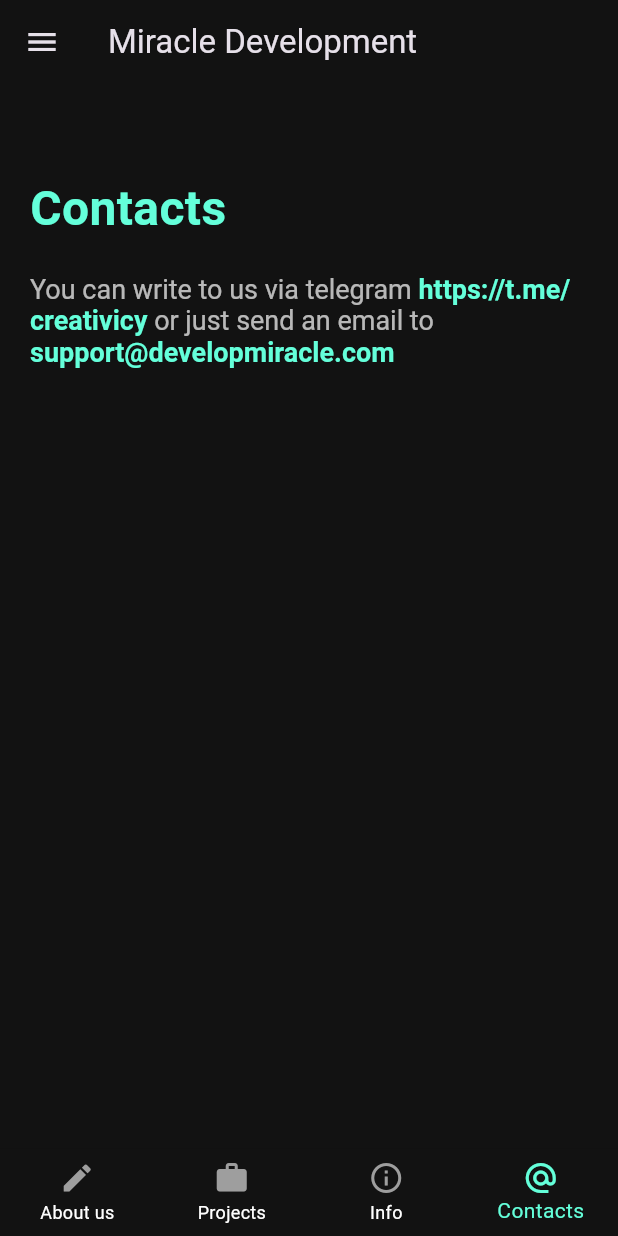
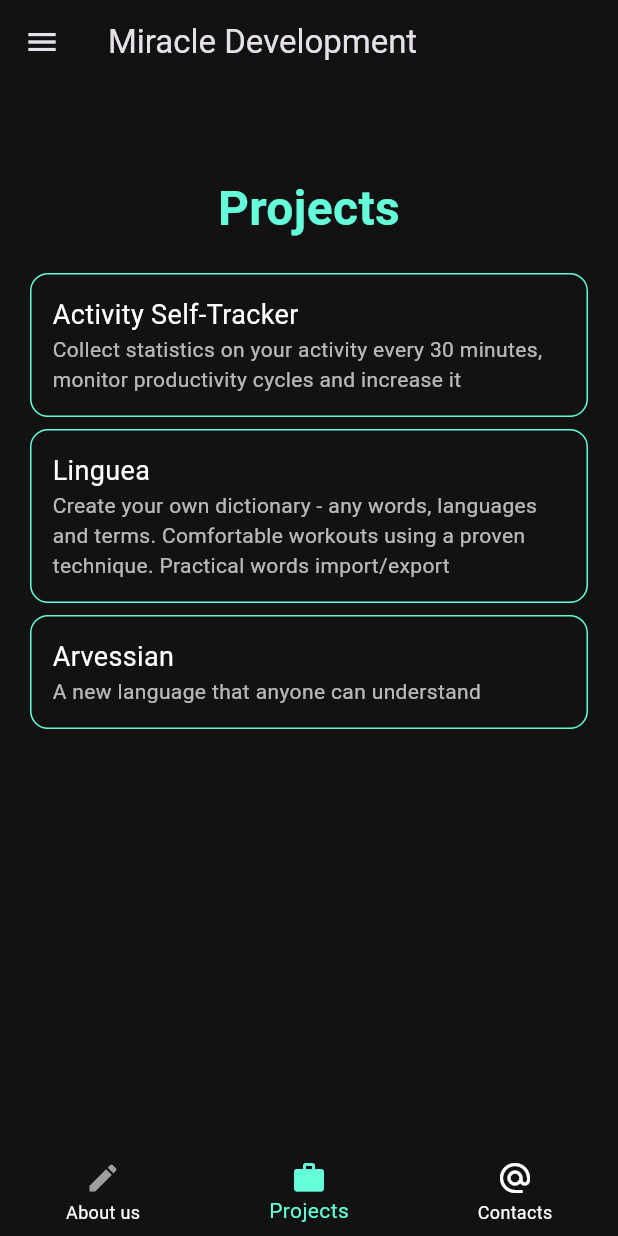
Before and after one commit to AnisimovTema/developmiracle, a Flutter app: the screen it shows after launch, on a phone screen of 412 x 824 dp. Run offline on Flutter 3.47's test engine with Material 3 defaults, Android fonts, the phone set to English and light mode, and no system bars; our stand-ins replace equatable.

Commit message:
[dev-4] pages added

```diff
--- a/lib/main.dart
+++ b/lib/main.dart
@@ -1,6 +1,9 @@
-import 'package:flutter/gestures.dart';
+import 'package:developmiracle/projects_pages/arvessian_page.dart';
+import 'package:developmiracle/contacts_page.dart';
+import 'package:developmiracle/projects_page.dart';
+import 'package:developmiracle/projects_pages/linguea_page.dart';
+import 'package:developmiracle/projects_pages/tracker_page.dart';
 import 'package:flutter/material.dart';
-import 'package:url_launcher/url_launcher.dart';
 
 void main() {
   runApp(const MyApp());
@@ -27,6 +30,28 @@ class MyApp extends StatelessWidget {
             .apply(bodyColor: textColor, displayColor: textColor),
       ),
       home: const HomePage(),
+      initialRoute: '/',
+      onGenerateRoute: (RouteSettings settings) {
+        WidgetBuilder builder;
+        switch (settings.name) {
+          case '/':
+            builder = (BuildContext _) => const HomePage();
+            break;
+          case '/tracker':
+            // ignore: prefer_const_constructors
+            builder = (BuildContext _) => TrackerPage();
+            break;
+          case '/linguea':
+            builder = (BuildContext _) => const LingueaPage();
+            break;
+          case '/arvessian':
+            builder = (BuildContext _) => const ArvessianPage();
+            break;
+          default:
+            throw Exception('Invalid route: ${settings.name}');
+        }
+        return MaterialPageRoute(builder: builder, settings: settings);
+      },
     );
   }
 }
@@ -51,14 +76,14 @@ class _HomePageState extends State<HomePage> {
       'title': 'Projects',
       'contentId': 'projects_page',
       'icon': Icons.work, // Иконка кейса / работы
-      'disabled': true,
+      'disabled': false,
     },
-    {
-      'title': 'Info',
-      'contentId': 'info_page',
-      'icon': Icons.info_outline, // Иконка "i"
-      'disabled': true,
-    },
+    // {
+    //   'title': 'Info',
+    //   'contentId': 'info_page',
+    //   'icon': Icons.info_outline, // Иконка "i"
+    //   'disabled': true,
+    // },
     {
       'title': 'Contacts',
       'contentId': 'contacts_page',
@@ -86,7 +111,9 @@ class _HomePageState extends State<HomePage> {
     String contentId = section['contentId'];
     switch (contentId) {
       case 'contacts_page':
-        return const ContentPage();
+        return const ContactsPage();
+      case 'projects_page':
+        return const ProjectsPage();
       default:
         return DefaultPageContent(title: section['title']);
     }
@@ -116,7 +143,11 @@ class _HomePageState extends State<HomePage> {
                       Navigator.pop(context); // закрыть Drawer
                     },
             )
-          : TextButton.icon(
+          : Padding(
+              padding: EdgeInsets.only(
+                right: idx == (sections.length - 1) ? 8.0 : 0.0,
+              ),
+              child: TextButton.icon(
                 onPressed: disabled
                     ? null
                     : () {
@@ -138,6 +169,7 @@ class _HomePageState extends State<HomePage> {
                         : (disabled ? Colors.grey : Colors.white),
                   ),
                 ),
+              ),
             );
     }).toList();
   }
@@ -151,6 +183,7 @@ class _HomePageState extends State<HomePage> {
         backgroundColor: MyApp.backgroundColor,
         elevation: 0,
         actions: mobile ? null : buildNavItems(false),
+        forceMaterialTransparency: true,
       ),
       drawer: mobile
           ? Drawer(
@@ -251,7 +284,9 @@ class _DefaultPageContentState extends State<DefaultPageContent> {
                 children: [
                   Container(
                     padding: const EdgeInsets.symmetric(
-                        vertical: 60, horizontal: 20),
+                      vertical: 60,
+                      horizontal: 20,
+                    ),
                     width: double.infinity,
                     child: Column(
                       crossAxisAlignment: CrossAxisAlignment.start,
@@ -290,99 +325,6 @@ class _DefaultPageContentState extends State<DefaultPageContent> {
   }
 }
 
-// Виджет для страницы 'contacts_page'
-class ContentPage extends StatelessWidget {
-  const ContentPage({super.key});
-
-  @override
-  Widget build(BuildContext context) {
-    final bool mobile = isMobile(context);
-
-    // Функция для открытия ссылки
-    Future<void> _launchUrl(String url) async {
-      final Uri uri = Uri.parse(url);
-      if (await canLaunchUrl(uri)) {
-        await launchUrl(uri);
-      } else {
-        // Можно добавить обработку ошибки
-        throw 'Could not launch $url';
-      }
-    }
-
-    return LayoutBuilder(
-      builder: (context, constraints) {
-        return SingleChildScrollView(
-          child: ConstrainedBox(
-            constraints: BoxConstraints(minHeight: constraints.maxHeight),
-            child: IntrinsicHeight(
-              child: Column(
-                children: [
-                  Container(
-                    padding: const EdgeInsets.symmetric(
-                        vertical: 60, horizontal: 20),
-                    width: double.infinity,
-                    child: Column(
-                      crossAxisAlignment: CrossAxisAlignment.start,
-                      children: [
-                        const Text(
-                          'Contacts',
-                          style: TextStyle(
-                            fontSize: 32,
-                            fontWeight: FontWeight.bold,
-                            color: Colors.tealAccent,
-                          ),
-                        ),
-                        const SizedBox(height: 20),
-                        RichText(
-                          text: TextSpan(
-                            style: const TextStyle(
-                                fontSize: 18, color: Colors.white70),
-                            children: [
-                              const TextSpan(
-                                  text: 'You can write to us via telegram '),
-                              TextSpan(
-                                text: 'https://t.me/creativicy',
-                                style: const TextStyle(
-                                    fontWeight: FontWeight.bold,
-                                    color: Colors.tealAccent),
-                                recognizer: TapGestureRecognizer()
-                                  ..onTap = () {
-                                    // Открытие ссылки на telegram
-                                    _launchUrl('https://t.me/creativicy');
-                                  },
-                              ),
-                              const TextSpan(
-                                  text: ' or just send an email to '),
-                              TextSpan(
-                                text: 'support@developmiracle.com',
-                                style: const TextStyle(
-                                    fontWeight: FontWeight.bold,
-                                    color: Colors.tealAccent),
-                                recognizer: TapGestureRecognizer()
-                                  ..onTap = () {
-                                    // Открытие почтовой ссылки
-                                    _launchUrl(
-                                        'mailto:support@developmiracle.com');
-                                  },
-                              ),
-                            ],
-                          ),
-                        ),
-                      ],
-                    ),
-                  ),
-                  const Spacer(),
-                  if (!mobile) const Footer(),
-                ],
-              ),
-            ),
-          ),
-        );
-      },
-    );
-  }
-}
-
 class Footer extends StatelessWidget {
   const Footer({super.key});
 
@@ -404,5 +346,5 @@ class Footer extends StatelessWidget {
 
 // Проверка ширины экрана для адаптивности
 bool isMobile(BuildContext context) {
-  return MediaQuery.of(context).size.width < 600;
+  return MediaQuery.of(context).size.width < 700; //600;
 }
--- /dev/null
+++ b/lib/projects_page.dart
@@ -0,0 +1,152 @@
+import 'package:flutter/material.dart';
+import 'package:url_launcher/url_launcher.dart';
+import 'package:equatable/equatable.dart';
+import 'package:developmiracle/main.dart';
+
+class ProjectsPage extends StatelessWidget {
+  const ProjectsPage({super.key});
+
+  @override
+  Widget build(BuildContext context) {
+    final bool mobile = isMobile(context);
+    final projects = [
+      const _ProjectVM(
+          name: 'Activity Self-Tracker',
+          imageUrl: 'https://example.com/activity-tracker',
+          route: 'tracker',
+          description:
+              'Collect statistics on your activity every 30 minutes, monitor productivity cycles and increase it'),
+      const _ProjectVM(
+          name: 'Linguea',
+          imageUrl: 'https://example.com/linguea',
+          route: 'linguea',
+          description:
+              'Create your own dictionary - any words, languages and terms. Comfortable workouts using a proven technique. Practical words import/export'),
+      const _ProjectVM(
+          name: 'Arvessian',
+          imageUrl: 'https://example.com/arvessian',
+          route: 'arvessian',
+          description: 'A new language that anyone can understand'),
+    ];
+
+    Future<void> _launchUrl(String url) async {
+      final Uri uri = Uri.parse(url);
+      if (await canLaunchUrl(uri)) {
+        await launchUrl(uri);
+      } else {
+        throw 'Could not launch $url';
+      }
+    }
+
+    return LayoutBuilder(
+      builder: (context, constraints) {
+        return SingleChildScrollView(
+          child: ConstrainedBox(
+            constraints: BoxConstraints(minHeight: constraints.maxHeight),
+            child: IntrinsicHeight(
+              child: Column(
+                crossAxisAlignment: CrossAxisAlignment.center,
+                children: [
+                  Padding(
+                    padding: const EdgeInsets.symmetric(
+                      vertical: 60,
+                      horizontal: 20,
+                    ),
+                    child: Column(
+                      children: [
+                        const Text(
+                          'Projects',
+                          textAlign: TextAlign.center,
+                          style: TextStyle(
+                            fontSize: 32,
+                            fontWeight: FontWeight.bold,
+                            color: Colors.tealAccent,
+                          ),
+                        ),
+                        const SizedBox(height: 20),
+                        Column(
+                          crossAxisAlignment: CrossAxisAlignment.start,
+                          children: projects.map((project) {
+                            return MouseRegion(
+                              cursor: SystemMouseCursors.click,
+                              child: GestureDetector(
+                                onTap: () => Navigator.pushNamed(
+                                  context,
+                                  '/${project.route}',
+                                ),
+                                child: Padding(
+                                  padding: const EdgeInsets.only(bottom: 8.0),
+                                  child: Container(
+                                    constraints: const BoxConstraints(
+                                      maxWidth: 600,
+                                      minWidth: 600,
+                                    ),
+                                    decoration: BoxDecoration(
+                                      border: Border.all(
+                                        color: Colors.tealAccent,
+                                      ),
+                                      borderRadius: BorderRadius.circular(12),
+                                    ),
+                                    padding: const EdgeInsets.all(14),
+                                    child: Column(
+                                      crossAxisAlignment:
+                                          CrossAxisAlignment.start,
+                                      children: [
+                                        Text(
+                                          project.name,
+                                          style: const TextStyle(
+                                            fontSize: 18,
+                                            color: Colors.white,
+                                            // decoration: TextDecoration.underline,
+                                          ),
+                                        ),
+                                        Text(
+                                          project.description,
+                                          style: const TextStyle(
+                                            color: Colors.white70,
+                                          ),
+                                        ),
+                                      ],
+                                    ),
+                                  ),
+                                ),
+                              ),
+                            );
+                          }).toList(),
+                        ),
+                      ],
+                    ),
+                  ),
+                  const Spacer(),
+                  if (!mobile) const Footer(),
+                ],
+              ),
+            ),
+          ),
+        );
+      },
+    );
+  }
+}
+
+class _ProjectVM extends Equatable {
+  final String name;
+  final String imageUrl;
+  final String route;
+  final String description;
+
+  const _ProjectVM({
+    required this.name,
+    required this.imageUrl,
+    required this.route,
+    required this.description,
+  });
+
+  @override
+  List<Object> get props => [
+        name,
+        imageUrl,
+        route,
+        description,
+      ];
+}
--- a/pubspec.yaml
+++ b/pubspec.yaml
@@ -9,6 +9,7 @@ environment:
 dependencies:
   flutter:
     sdk: flutter
+  equatable: ^2.0.7
 
 dev_dependencies:
   flutter_test:
```
Also changed, not shown: lib/contacts_page.dart (added, +98 -0 lines), lib/projects_pages/arvessian_page.dart (added, +107 -0 lines), lib/projects_pages/linguea_page.dart (added, +109 -0 lines), lib/projects_pages/tracker_page.dart (added, +109 -0 lines), pubspec.lock. Lines whose indentation alone changed are shown as unchanged.
